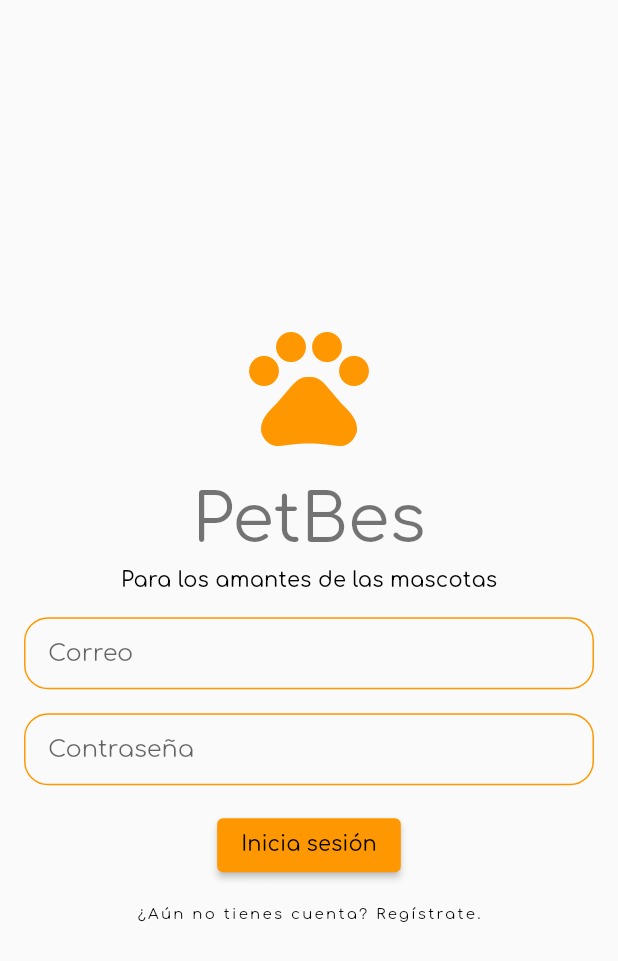
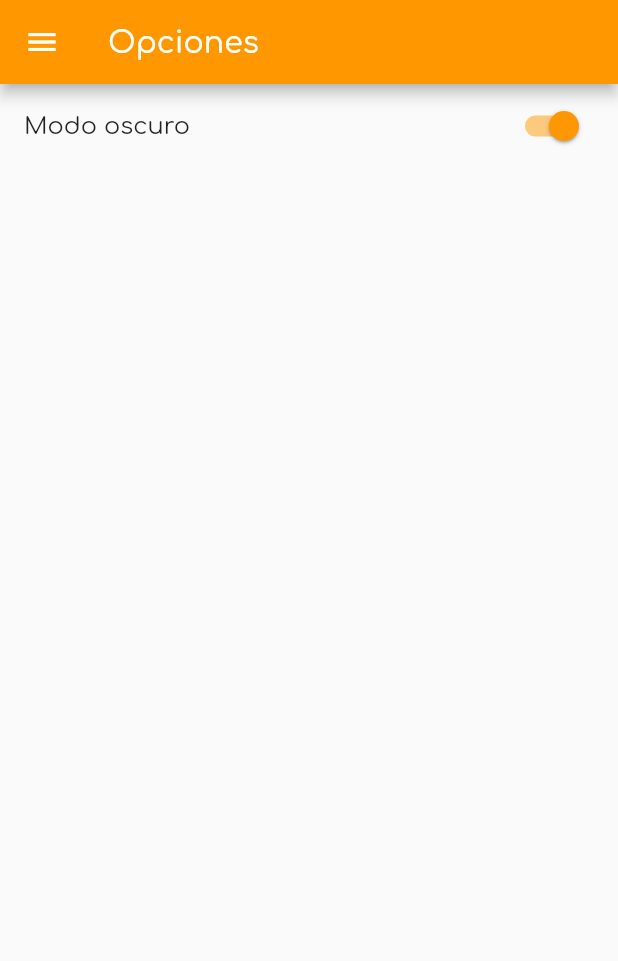
Before and after one commit to pedrobrochero/petbes, a Flutter app: the screen it shows after launch, on a phone screen of 412 x 824 dp. Shown: the top 961 px of the screen. Run offline on Flutter 3.47's test engine with Material 2 defaults, Android fonts, the phone set to English and light mode, and no system bars; our stand-ins replace faker, freezed_annotation, get, google_fonts, logger.

```diff
--- a/lib/domain/models/chat_message/chat_message.dart
+++ b/lib/domain/models/chat_message/chat_message.dart
@@ -8,9 +8,9 @@ abstract class ChatMessage with _$ChatMessage {
   const factory ChatMessage({
     required String id,
     required String content,
-    required String sender,
-    required String receiver,
-    required DateTime sentBy,
+    required String senderId,
+    required String receiverId,
+    required DateTime sentAt,
   }) = _ChatMessage;
 
   factory ChatMessage.fromJson(Map<String, dynamic> json) =>
--- a/lib/l10n/intl_es.arb
+++ b/lib/l10n/intl_es.arb
@@ -34,5 +34,8 @@
   "years": "años",
   "city": "Ciudad",
   "signUpNow": "¿Aún no tienes cuenta? Regístrate.",
-  "noMoreStories": "No hay más historias para mostrar"
+  "noMoreStories": "No hay más historias para mostrar",
+  "settings": "Opciones",
+  "myChats": "Mis chats",
+  "darkMode": "Modo oscuro"
 }
--- a/lib/misc/extensions.dart
+++ b/lib/misc/extensions.dart
@@ -52,4 +52,6 @@ extension DateTimeExt on DateTime {
     }
     return shortDate;
   }
+
+  String get time => DateFormat.Hm().format(this);
 }
--- a/lib/misc/service_locator.dart
+++ b/lib/misc/service_locator.dart
@@ -2,6 +2,7 @@ import 'package:get/get.dart';
 import 'package:petbes/domain/controllers/adopt_controller.dart';
 import 'package:petbes/domain/controllers/auth_controller.dart';
 import 'package:petbes/domain/controllers/chat_controller.dart';
+import 'package:petbes/domain/controllers/chat_list_controller.dart';
 import 'package:petbes/domain/controllers/feed_controller.dart';
 import 'package:petbes/domain/controllers/location_controller.dart';
 import 'package:petbes/domain/controllers/stories_controller.dart';
@@ -17,6 +18,7 @@ void init() {
   Get.lazyPut(() => FeedController());
   Get.lazyPut(() => StoriesController());
   Get.lazyPut(() => AdoptController());
+  Get.lazyPut(() => ChatListController());
   Get.lazyPut(() => ChatController());
   Get.lazyPut(() => LocationController());
 }
--- a/lib/routing.dart
+++ b/lib/routing.dart
@@ -1,11 +1,15 @@
 import 'package:flutter/material.dart';
 import 'package:petbes/ui/pages/adop_feed.dart';
+import 'package:petbes/ui/pages/chat_list.dart';
 import 'package:petbes/ui/pages/feed.dart';
 import 'package:petbes/ui/pages/login.dart';
+import 'package:petbes/ui/pages/settings.dart';
 import 'package:petbes/ui/pages/sign_up.dart';
 import 'package:petbes/ui/pages/stories.dart';
 
 final routes = <String, WidgetBuilder>{
+  SettingsUI.route: (BuildContext context) => const SettingsUI(),
+  ChatListUI.route: (BuildContext context) => const ChatListUI(),
   AdoptFeedUI.route: (BuildContext context) => AdoptFeedUI(),
   FeedUI.route: (BuildContext context) => FeedUI(),
   StoriesUI.route: (BuildContext context) => StoriesUI(),
--- a/lib/ui/_components/drawer_component.dart
+++ b/lib/ui/_components/drawer_component.dart
@@ -3,7 +3,9 @@ import 'package:flutter/material.dart';
 import 'package:get/get.dart';
 import 'package:petbes/generated/l10n.dart';
 import 'package:petbes/ui/pages/adop_feed.dart';
+import 'package:petbes/ui/pages/chat_list.dart';
 import 'package:petbes/ui/pages/feed.dart';
+import 'package:petbes/ui/pages/settings.dart';
 import 'package:petbes/ui/pages/stories.dart';
 
 class DrawerComponent extends StatelessWidget {
@@ -18,8 +20,8 @@ class DrawerComponent extends StatelessWidget {
       _drawerTile(context, s.stories, StoriesUI.route,
           Icons.local_fire_department_outlined),
       _drawerTile(context, s.adopt, AdoptFeedUI.route, Icons.pets),
-      _drawerTile(context, s.chat, '', Icons.chat),
-      _drawerTile(context, s.location, '', Icons.location_on),
+      _drawerTile(context, s.chat, ChatListUI.route, Icons.chat),
+      _drawerTile(context, s.settings, SettingsUI.route, Icons.settings),
     ];
     return Drawer(child: ListView(children: children));
   }
--- a/lib/ui/my_app.dart
+++ b/lib/ui/my_app.dart
@@ -2,7 +2,7 @@ import 'package:flutter/foundation.dart';
 import 'package:flutter/material.dart';
 import 'package:flutter_localizations/flutter_localizations.dart';
 import 'package:get/get.dart';
-import 'package:petbes/ui/pages/login.dart';
+import 'package:petbes/ui/pages/settings.dart';
 
 import '../generated/l10n.dart';
 import '../routing.dart' as routing;
@@ -13,9 +13,8 @@ class MyApp extends StatelessWidget {
   @override
   Widget build(BuildContext context) => MaterialApp(
         title: 'Petbes',
-        // debugShowCheckedModeBanner: !kReleaseMode,
-        debugShowCheckedModeBanner: false,
-        home: const LoginUI(),
+        debugShowCheckedModeBanner: !kReleaseMode,
+        home: SettingsUI(),
         routes: routing.routes,
         theme: Get.find<ThemeData>(),
         localizationsDelegates: const [
--- /dev/null
+++ b/lib/ui/pages/settings.dart
@@ -0,0 +1,36 @@
+import 'package:flutter/material.dart';
+import 'package:get/get.dart';
+import 'package:petbes/generated/l10n.dart';
+import 'package:petbes/ui/_components/drawer_component.dart';
+
+class SettingsUI extends StatefulWidget {
+  static const route = 'settings';
+  const SettingsUI({Key? key}) : super(key: key);
+
+  @override
+  State<SettingsUI> createState() => _SettingsUIState();
+}
+
+class _SettingsUIState extends State<SettingsUI> {
+  final S s = Get.find();
+
+  @override
+  Widget build(BuildContext context) {
+    return Scaffold(
+      appBar: _appBar(),
+      drawer: DrawerComponent(currentRoute: SettingsUI.route),
+      body: ListView(
+        children: [
+          SwitchListTile(
+            title: Text(s.darkMode),
+            value: true,
+            onChanged: (_) {},
+          ),
+        ],
+      ),
+    );
+  }
+
+  AppBar _appBar() =>
+      AppBar(title: Text(s.settings), foregroundColor: Colors.white);
+}
```
Also changed, not shown: lib/domain/controllers/chat_controller.dart (+23 -2 lines), lib/domain/controllers/chat_list_controller.dart (added, +25 -0 lines), lib/domain/models/chat/chat.dart (added, +16 -0 lines), lib/ui/_components/network_image.dart (+9 -4 lines), lib/ui/pages/chat.dart (added, +96 -0 lines), lib/ui/pages/chat_list.dart (added, +90 -0 lines), lib/domain/models/chat/chat.freezed.dart (added), lib/domain/models/chat/chat.g.dart (added), lib/domain/models/chat_message/chat_message.freezed.dart, lib/domain/models/chat_message/chat_message.g.dart, lib/generated/intl/messages_es.dart, lib/generated/l10n.dart.
